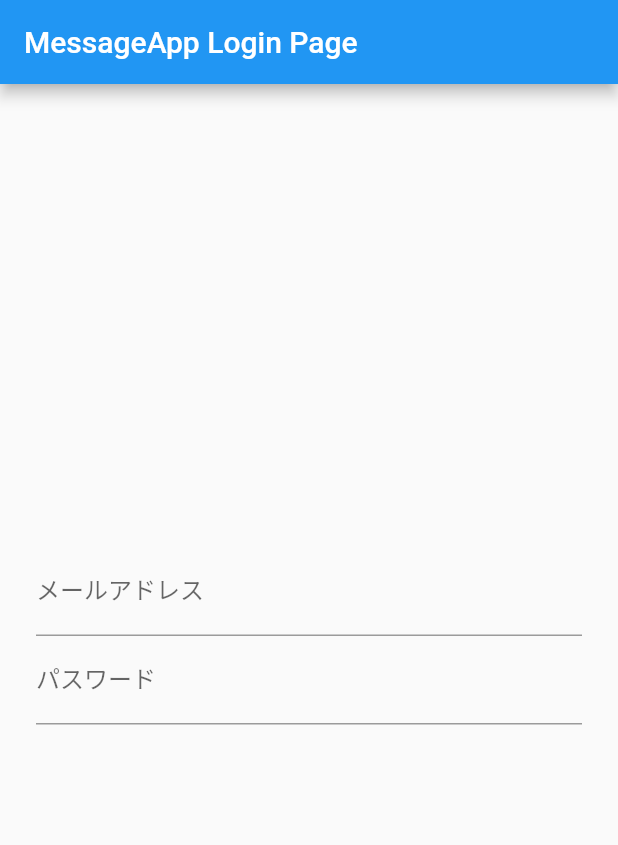
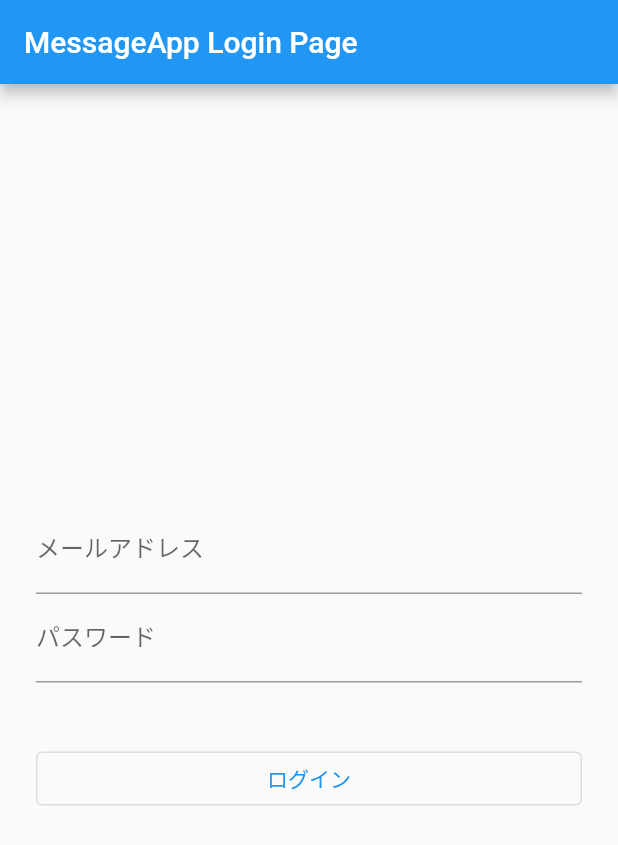
Before and after one commit to s-udaka/MessageApp, a Flutter app: the screen it shows after launch, on a phone screen of 412 x 824 dp. Shown: the top 845 px of the screen. Run offline on Flutter 3.47's test engine with Material 2 defaults, Android fonts, the phone set to English and light mode, and no system bars; our stand-ins replace flutter_riverpod.

Commit message:
側の画面遷移までは完了

```diff
--- a/message_app/lib/main.dart
+++ b/message_app/lib/main.dart
@@ -1,7 +1,13 @@
 import 'package:flutter/material.dart';
+import 'package:flutter_riverpod/flutter_riverpod.dart';
+
+import 'screen/login.dart';
 
 void main() {
-  runApp(const MyApp());
+  // Riverpodでデータを受け渡しできる状態にする
+  runApp(const ProviderScope(
+    child: MyApp(),
+  ));
 }
 
 class MyApp extends StatelessWidget {
@@ -19,89 +25,3 @@ class MyApp extends StatelessWidget {
     );
   }
 }
-
-class LoginPage extends StatefulWidget {
-  const LoginPage({Key? key}) : super(key: key);
-
-  @override
-  State<LoginPage> createState() => _LoginPageState();
-}
-
-class _LoginPageState extends State<LoginPage> {
-  // メッセージ表示用
-  String infoText = '';
-  // 入力したメールアドレス・パスワード
-  String email = '';
-  String password = '';
-
-  @override
-  Widget build(BuildContext context) {
-    return Scaffold(
-      appBar: AppBar(
-        title: const Text('MessageApp Login Page'),
-      ),
-      body: Center(
-          child: Container(
-        padding: const EdgeInsets.all(24),
-        child: Column(
-          mainAxisAlignment: MainAxisAlignment.center,
-          children: <Widget>[
-            // メールアドレス入力
-            TextFormField(
-              decoration: const InputDecoration(labelText: 'メールアドレス'),
-              onChanged: (String value) {
-                setState(() {
-                  email = value;
-                });
-              },
-            ),
-            // パスワード入力
-            TextFormField(
-              decoration: const InputDecoration(labelText: 'パスワード'),
-              obscureText: true,
-              onChanged: (String value) {
-                setState(() {
-                  password = value;
-                });
-              },
-            ),
-            Container(
-              padding: const EdgeInsets.all(8),
-              // メッセージ表示
-              child: Text(infoText),
-            ),
-            // Container(
-            //   width: double.infinity,
-            //   // ユーザー登録ボタン
-            //   child: ElevatedButton(
-            //     child: const Text('ユーザー登録'),
-            //     onPressed: () async {
-            //       try {
-            //         // メール/パスワードでユーザー登録
-            //         final FirebaseAuth auth = FirebaseAuth.instance;
-            //         await auth.createUserWithEmailAndPassword(
-            //           email: email,
-            //           password: password,
-            //         );
-            //         // ユーザー登録に成功した場合
-            //         // チャット画面に遷移＋ログイン画面を破棄
-            //         await Navigator.of(context).pushReplacement(
-            //           MaterialPageRoute(builder: (context) {
-            //             return ChatPage();
-            //           }),
-            //         );
-            //       } catch (e) {
-            //         // ユーザー登録に失敗した場合
-            //         setState(() {
-            //           infoText = "登録に失敗しました：${e.toString()}";
-            //         });
-            //       }
-            //     },
-            //   ),
-            // )
-          ],
-        ),
-      )),
-    );
-  }
-}
--- /dev/null
+++ b/message_app/lib/screen/login.dart
@@ -0,0 +1,147 @@
+import 'package:flutter/material.dart';
+import 'package:flutter_riverpod/flutter_riverpod.dart';
+
+import 'home.dart';
+
+// // ユーザー情報の受け渡しを行うためのProvider
+// final userProvider = StateProvider((ref) {
+//   return FirebaseAuth.instance.currentUser;
+// });
+
+// エラー情報の受け渡しを行うためのProvider
+// ※ autoDisposeを付けることで自動的に値をリセットできます
+final infoTextProvider = StateProvider.autoDispose((ref) {
+  return '';
+});
+
+// メールアドレスの受け渡しを行うためのProvider
+// ※ autoDisposeを付けることで自動的に値をリセットできます
+final emailProvider = StateProvider.autoDispose((ref) {
+  return '';
+});
+
+// パスワードの受け渡しを行うためのProvider
+// ※ autoDisposeを付けることで自動的に値をリセットできます
+final passwordProvider = StateProvider.autoDispose((ref) {
+  return '';
+});
+
+// // メッセージの受け渡しを行うためのProvider
+// // ※ autoDisposeを付けることで自動的に値をリセットできます
+// final messageTextProvider = StateProvider.autoDispose((ref) {
+//   return '';
+// });
+
+// // StreamProviderを使うことでStreamも扱うことができる
+// // ※ autoDisposeを付けることで自動的に値をリセットできます
+// final postsQueryProvider = StreamProvider.autoDispose((ref) {
+//   return FirebaseFirestore.instance
+//       .collection('posts')
+//       .orderBy('date')
+//       .snapshots();
+// });
+
+class LoginPage extends ConsumerWidget {
+  const LoginPage({Key? key}) : super(key: key);
+
+  // const LoginPage({Key? key}) : super(key: key);
+
+  @override
+  Widget build(BuildContext context, WidgetRef ref) {
+    // Providerから値を受け取る
+    // メッセージ表示用
+    final infoText = ref.watch(infoTextProvider);
+    // 入力したメールアドレス・パスワード
+    // final email = watch(emailProvider).state;
+    // final password = watch(passwordProvider).state;
+
+    return Scaffold(
+      appBar: AppBar(
+        title: const Text('MessageApp Login Page'),
+      ),
+      body: Center(
+          child: Container(
+        padding: const EdgeInsets.all(24),
+        child: Column(
+            mainAxisAlignment: MainAxisAlignment.center,
+            children: <Widget>[
+              // メールアドレス入力
+              TextFormField(
+                decoration: const InputDecoration(labelText: 'メールアドレス'),
+                onChanged: (String value) {
+                  // Providerから値を更新
+                  // emailProvider.state = value;
+                  ref.read(emailProvider.notifier).state = value;
+                },
+              ),
+              // パスワード入力
+              TextFormField(
+                decoration: const InputDecoration(labelText: 'パスワード'),
+                obscureText: true,
+                onChanged: (String value) {
+                  // Providerから値を更新
+                  ref.read(passwordProvider.notifier).state = value;
+                },
+              ),
+              Container(
+                padding: const EdgeInsets.all(8),
+                // メッセージ表示
+                child: Text(infoText),
+              ),
+              // Container(
+              //     width: double.infinity,
+              //     child: ElevatedButton(
+              //       child: const Text('ユーザー登録'),
+              //       onPressed: () async {
+              //         try {
+              //           // final FirebaseAuth auth = FirebaseAuth.instance;
+              //           // final result = await auth.createUserWithEmailAndPassword(
+              //           //   email: email,
+              //           //   password: password,
+              //           // );
+              //           // // ユーザー情報を更新
+              //           // context.read(userProvider).state = result.user;
+
+              //           await Navigator.of(context).pushReplacement(
+              //             MaterialPageRoute(builder: (context) {
+              //               return ChatPage();
+              //             }),
+              //           );
+              //         } catch (e) {
+              //           // Providerから値を更新
+              //           context.read(infoTextProvider).state =
+              //               "登録に失敗しました：${e.toString()}";
+              //         }
+              //       },
+              //     ),
+              //   ),
+              const SizedBox(height: 8),
+              SizedBox(
+                width: double.infinity,
+                child: OutlinedButton(
+                  child: const Text('ログイン'),
+                  onPressed: () async {
+                    try {
+                      // final FirebaseAuth auth = FirebaseAuth.instance;
+                      // await auth.signInWithEmailAndPassword(
+                      //   email: email,
+                      //   password: password,
+                      // );
+                      await Navigator.of(context).pushReplacement(
+                        MaterialPageRoute(builder: (context) {
+                          return const Home();
+                        }),
+                      );
+                    } catch (e) {
+                      // Providerから値を更新
+                      ref.read(infoTextProvider.notifier).state =
+                          "ログインに失敗しました：${e.toString()}";
+                    }
+                  },
+                ),
+              ),
+            ]),
+      )),
+    );
+  }
+}
--- a/message_app/pubspec.yaml
+++ b/message_app/pubspec.yaml
@@ -34,6 +34,7 @@ dependencies:
   # The following adds the Cupertino Icons font to your application.
   # Use with the CupertinoIcons class for iOS style icons.
   cupertino_icons: ^1.0.2
+  flutter_riverpod: ^1.0.3
 
 dev_dependencies:
   flutter_test:
```
Also changed, not shown: message_app/lib/screen/home.dart (added, +14 -0 lines), message_app/pubspec.lock.
